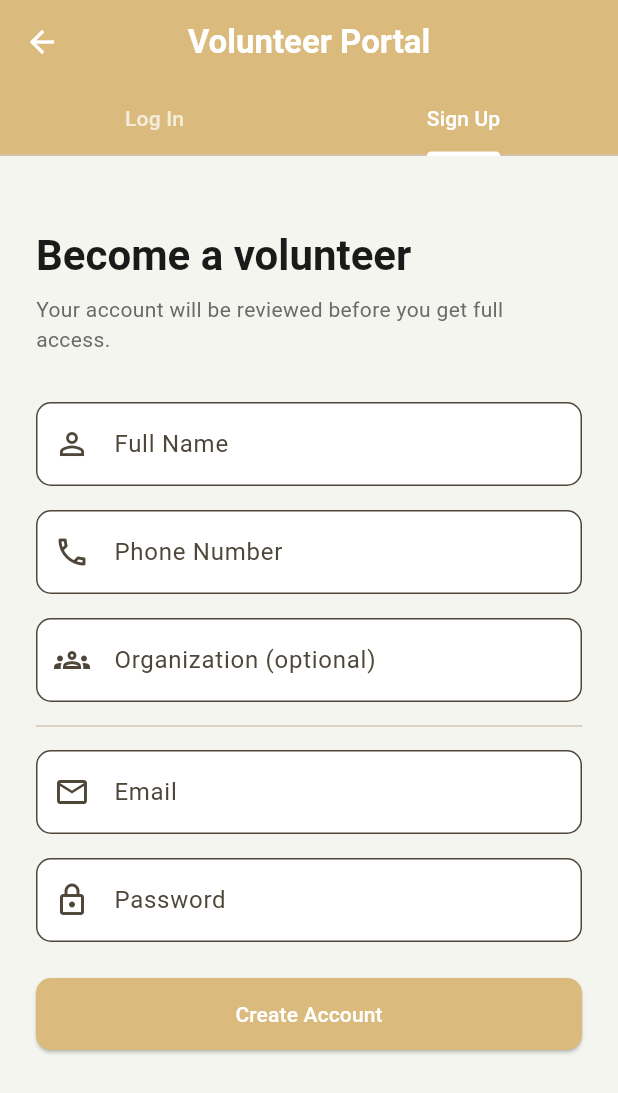
After one commit to p-anika/congressional-app, a Flutter app: the VolunteerAuthScreen screen opened directly, tab 2 chosen, on a phone screen of 412 x 824 dp. The commit adds this screen. Shown: the top 1093 px of the screen. Run offline on Flutter 3.47's test engine with Material 3 defaults, Android fonts, the phone set to English and light mode, and no system bars; our stand-ins replace cloud_firestore, firebase_auth, firebase_core, flutter_map, geolocator, latlong2; accounts and stored records are empty.

Commit message:
Volunteer sign-in and sign-up functionality added

```diff
--- a/lib/main.dart
+++ b/lib/main.dart
@@ -5,6 +5,7 @@ import 'providers/auth_provider.dart';
 import 'providers/restaurant_provider.dart';
 import 'providers/food_listing_provider.dart';
 import 'providers/user_provider.dart';
+import 'providers/volunteer_provider.dart';
 import 'screens/splash_screen.dart';
 import 'theme.dart';
 import 'firebase_options.dart';
@@ -27,6 +28,7 @@ class FoodRescueApp extends StatelessWidget {
         ChangeNotifierProvider(create: (_) => RestaurantProvider()),
         ChangeNotifierProvider(create: (_) => FoodListingProvider()),
         ChangeNotifierProvider(create: (_) => UserProvider()),
+        ChangeNotifierProvider(create: (_) => VolunteerProvider()),
       ],
       child: MaterialApp(
         title: 'FoodRescue',
--- /dev/null
+++ b/lib/models/volunteer.dart
@@ -0,0 +1,42 @@
+import 'package:cloud_firestore/cloud_firestore.dart';
+
+class Volunteer {
+  final String id;
+  final String name;
+  final String email;
+  final String phone;
+  final String organization; // may be empty
+  final bool isApproved;     // admin-reviewed, like Restaurant.isVerified
+
+  Volunteer({
+    required this.id,
+    required this.name,
+    required this.email,
+    required this.phone,
+    required this.organization,
+    required this.isApproved,
+  });
+
+  factory Volunteer.fromFirestore(DocumentSnapshot doc) {
+    final data = doc.data() as Map<String, dynamic>;
+    return Volunteer(
+      id: doc.id,
+      name: data['name'] ?? '',
+      email: data['email'] ?? '',
+      phone: data['phone'] ?? '',
+      organization: data['organization'] ?? '',
+      isApproved: data['isApproved'] ?? false,
+    );
+  }
+
+  Map<String, dynamic> toMap() {
+    return {
+      'name': name,
+      'email': email,
+      'phone': phone,
+      'organization': organization,
+      'isApproved': isApproved,
+      'ownerId': id, // set to uid when creating, see below
+    };
+  }
+}
--- a/lib/providers/auth_provider.dart
+++ b/lib/providers/auth_provider.dart
@@ -3,6 +3,7 @@ import 'package:flutter/material.dart';
 import 'package:firebase_auth/firebase_auth.dart';
 import '../models/app_user.dart';
 import '../models/restaurant.dart';
+import '../models/volunteer.dart';
 import '../services/firebase_service.dart';
 
 class AuthProvider extends ChangeNotifier {
@@ -140,6 +141,38 @@ class AuthProvider extends ChangeNotifier {
     ));
   }
 
+  Future<void> signInVolunteer(String email, String password) async {
+    await FirebaseService.signIn(email, password);
+  }
+
+  Future<void> signUpVolunteer({
+    required String email,
+    required String password,
+    required String name,
+    required String phone,
+    String organization = '',
+  }) async {
+    final cred = await FirebaseService.signUp(email, password);
+    final uid = cred.user!.uid;
+
+    await FirebaseService.createUserDoc(AppUser(
+      id: uid,
+      email: email,
+      role: 'volunteer',
+      allergies: [],
+      phone: phone,
+    ));
+
+    await FirebaseService.createVolunteerDoc(Volunteer(
+      id: uid,
+      name: name,
+      email: email,
+      phone: phone,
+      organization: organization,
+      isApproved: false, // reviewed by you later, like restaurant isVerified
+    ));
+  }
+
   Future<void> signOut() async {
     await FirebaseService.signOut();
   }
--- a/lib/screens/splash_screen.dart
+++ b/lib/screens/splash_screen.dart
@@ -5,6 +5,7 @@ import '../theme.dart';
 import 'role_select_screen.dart';
 import 'restaurant/restaurant_home_screen.dart';
 import 'user/user_home_screen.dart';
+import 'volunteer/volunteer_home_screen.dart';
 
 class SplashScreen extends StatefulWidget {
   const SplashScreen({super.key});
@@ -57,6 +58,7 @@ class _SplashScreenState extends State<SplashScreen> {
             final role = roleSnap.data;
             if (role == 'restaurant') return const RestaurantHomeScreen();
             if (role == 'user') return const UserHomeScreen();
+            if (role == 'volunteer') return const VolunteerHomeScreen();
             return const RoleSelectScreen();
           },
         );
--- /dev/null
+++ b/lib/screens/volunteer/volunteer_auth_screen.dart
@@ -0,0 +1,209 @@
+import 'package:flutter/material.dart';
+import 'package:provider/provider.dart';
+import '../../providers/auth_provider.dart';
+import '../../theme.dart';
+import 'volunteer_home_screen.dart';
+
+class VolunteerAuthScreen extends StatefulWidget {
+  const VolunteerAuthScreen({super.key});
+
+  @override
+  State<VolunteerAuthScreen> createState() => _VolunteerAuthScreenState();
+}
+
+class _VolunteerAuthScreenState extends State<VolunteerAuthScreen>
+    with SingleTickerProviderStateMixin {
+  late TabController _tabs;
+  bool _loading = false;
+  String? _error;
+
+  final _loginEmail = TextEditingController();
+  final _loginPassword = TextEditingController();
+
+  final _signupEmail = TextEditingController();
+  final _signupPassword = TextEditingController();
+  final _name = TextEditingController();
+  final _phone = TextEditingController();
+  final _organization = TextEditingController();
+
+  @override
+  void initState() {
+    super.initState();
+    _tabs = TabController(length: 2, vsync: this);
+  }
+
+  @override
+  void dispose() {
+    _tabs.dispose();
+    _loginEmail.dispose();
+    _loginPassword.dispose();
+    _signupEmail.dispose();
+    _signupPassword.dispose();
+    _name.dispose();
+    _phone.dispose();
+    _organization.dispose();
+    super.dispose();
+  }
+
+  Future<void> _login() async {
+    setState(() { _loading = true; _error = null; });
+    try {
+      await context
+          .read<AuthProvider>()
+          .signInVolunteer(_loginEmail.text.trim(), _loginPassword.text);
+      if (mounted) {
+        Navigator.of(context).pushAndRemoveUntil(
+          MaterialPageRoute(builder: (_) => const VolunteerHomeScreen()),
+          (_) => false,
+        );
+      }
+    } catch (e) {
+      if (mounted) setState(() => _error = e.toString());
+    } finally {
+      if (mounted) setState(() => _loading = false);
+    }
+  }
+
+  Future<void> _signup() async {
+    setState(() { _loading = true; _error = null; });
+    try {
+      await context.read<AuthProvider>().signUpVolunteer(
+            email: _signupEmail.text.trim(),
+            password: _signupPassword.text,
+            name: _name.text.trim(),
+            phone: _phone.text.trim(),
+            organization: _organization.text.trim(),
+          );
+      if (mounted) {
+        Navigator.of(context).pushAndRemoveUntil(
+          MaterialPageRoute(builder: (_) => const VolunteerHomeScreen()),
+          (_) => false,
+        );
+      }
+    } catch (e) {
+      if (mounted) setState(() => _error = e.toString());
+    } finally {
+      if (mounted) setState(() => _loading = false);
+    }
+  }
+
+  @override
+  Widget build(BuildContext context) {
+    return Theme(
+      data: buildVolunteerTheme(),
+      child: Scaffold(
+        appBar: AppBar(
+          title: const Text('Volunteer Portal'),
+          bottom: TabBar(
+            controller: _tabs,
+            labelColor: Colors.white,
+            unselectedLabelColor: Colors.white70,
+            indicatorColor: Colors.white,
+            tabs: const [Tab(text: 'Log In'), Tab(text: 'Sign Up')],
+          ),
+        ),
+        body: TabBarView(controller: _tabs, children: [
+          _buildLoginTab(),
+          _buildSignupTab(),
+        ]),
+      ),
+    );
+  }
+
+  Widget _buildLoginTab() {
+    return SingleChildScrollView(
+      padding: const EdgeInsets.all(24),
+      child: Column(
+        crossAxisAlignment: CrossAxisAlignment.start,
+        children: [
+          const SizedBox(height: 24),
+          Text('Welcome back', style: Theme.of(context).textTheme.headlineMedium),
+          const SizedBox(height: 8),
+          const Text('Sign in to see delivery requests',
+              style: TextStyle(color: AppColors.textSecondary)),
+          const SizedBox(height: 32),
+          TextField(
+            controller: _loginEmail,
+            decoration: const InputDecoration(
+                labelText: 'Email', prefixIcon: Icon(Icons.email_outlined)),
+            keyboardType: TextInputType.emailAddress,
+          ),
+          const SizedBox(height: 16),
+          TextField(
+            controller: _loginPassword,
+            decoration: const InputDecoration(
+                labelText: 'Password', prefixIcon: Icon(Icons.lock_outlined)),
+            obscureText: true,
+          ),
+          if (_error != null) ...[
+            const SizedBox(height: 12),
+            Text(_error!, style: const TextStyle(color: Colors.red)),
+          ],
+          const SizedBox(height: 24),
+          _loading
+              ? const Center(child: CircularProgressIndicator())
+              : ElevatedButton(onPressed: _login, child: const Text('Log In')),
+        ],
+      ),
+    );
+  }
+
+  Widget _buildSignupTab() {
+    return SingleChildScrollView(
+      padding: const EdgeInsets.all(24),
+      child: Column(
+        crossAxisAlignment: CrossAxisAlignment.start,
+        children: [
+          const SizedBox(height: 24),
+          Text('Become a volunteer', style: Theme.of(context).textTheme.headlineMedium),
+          const SizedBox(height: 8),
+          const Text('Your account will be reviewed before you get full access.',
+              style: TextStyle(color: AppColors.textSecondary)),
+          const SizedBox(height: 32),
+          TextField(
+            controller: _name,
+            decoration: const InputDecoration(
+                labelText: 'Full Name', prefixIcon: Icon(Icons.person_outline)),
+          ),
+          const SizedBox(height: 16),
+          TextField(
+            controller: _phone,
+            decoration: const InputDecoration(
+                labelText: 'Phone Number', prefixIcon: Icon(Icons.phone_outlined)),
+            keyboardType: TextInputType.phone,
+          ),
+          const SizedBox(height: 16),
+          TextField(
+            controller: _organization,
+            decoration: const InputDecoration(
+                labelText: 'Organization (optional)',
+                prefixIcon: Icon(Icons.groups_outlined)),
+          ),
+          const Divider(height: 32),
+          TextField(
+            controller: _signupEmail,
+            decoration: const InputDecoration(
+                labelText: 'Email', prefixIcon: Icon(Icons.email_outlined)),
+            keyboardType: TextInputType.emailAddress,
+          ),
+          const SizedBox(height: 16),
+          TextField(
+            controller: _signupPassword,
+            decoration: const InputDecoration(
+                labelText: 'Password', prefixIcon: Icon(Icons.lock_outlined)),
+            obscureText: true,
+          ),
+          if (_error != null) ...[
+            const SizedBox(height: 12),
+            Text(_error!, style: const TextStyle(color: Colors.red)),
+          ],
+          const SizedBox(height: 24),
+          _loading
+              ? const Center(child: CircularProgressIndicator())
+              : ElevatedButton(
+                  onPressed: _signup, child: const Text('Create Account')),
+        ],
+      ),
+    );
+  }
+}
--- a/lib/services/firebase_service.dart
+++ b/lib/services/firebase_service.dart
@@ -3,6 +3,7 @@ import 'package:firebase_auth/firebase_auth.dart';
 import '../models/restaurant.dart';
 import '../models/food_listing.dart';
 import '../models/app_user.dart';
+import '../models/volunteer.dart';
 
 class FirebaseService {
   static final FirebaseFirestore _db = FirebaseFirestore.instance;
@@ -86,6 +87,29 @@ class FirebaseService {
         .map((snap) => snap.exists ? Restaurant.fromFirestore(snap) : null);
   }
 
+  // ── Volunteers ────────────────────────────────────────────────────────────
+
+  static Future<void> createVolunteerDoc(Volunteer v) {
+    return _db.collection('volunteers').doc(v.id).set(v.toMap());
+  }
+
+  static Future<Volunteer?> getVolunteerDocOnce(String uid) async {
+    final snap = await _db.collection('volunteers').doc(uid).get();
+    return snap.exists ? Volunteer.fromFirestore(snap) : null;
+  }
+
+  static Stream<Volunteer?> volunteerStream(String uid) {
+    return _db
+        .collection('volunteers')
+        .doc(uid)
+        .snapshots()
+        .map((snap) => snap.exists ? Volunteer.fromFirestore(snap) : null);
+  }
+
+  static Future<void> updateVolunteerDoc(String uid, Map<String, dynamic> data) {
+    return _db.collection('volunteers').doc(uid).update(data);
+  }
+
   // ── Food Listings ─────────────────────────────────────────────────────────
 
   static Future<void> addFoodListing(FoodListing listing) {
--- a/lib/theme.dart
+++ b/lib/theme.dart
@@ -3,6 +3,7 @@ import 'package:flutter/material.dart';
 class AppColors {
   static const Color restaurantPrimary = Color.fromARGB(255, 58, 125, 104);
   static const Color userPrimary = Color.fromARGB(255, 131, 170, 187);
+  static const Color volunteerPrimary = Color.fromARGB(255, 218, 187, 125); // pick your own
 
   static const Color primary = restaurantPrimary;
   static const Color primaryDark = Color.fromARGB(255, 58, 125, 104);
@@ -160,3 +161,74 @@ ThemeData buildUserTheme() {
     ),
   );
 }
+
+ThemeData buildVolunteerTheme() {
+  const color = AppColors.volunteerPrimary;
+  return ThemeData(
+    useMaterial3: true,
+    colorScheme: ColorScheme.fromSeed(
+      seedColor: color,
+      primary: color,
+      secondary: AppColors.accent,
+      surface: AppColors.surface,
+    ),
+    scaffoldBackgroundColor: AppColors.background,
+    appBarTheme: const AppBarTheme(
+      backgroundColor: color,
+      foregroundColor: Colors.white,
+      elevation: 0,
+      centerTitle: true,
+    ),
+    cardTheme: CardThemeData(
+      color: AppColors.surface,
+      elevation: 2,
+      shape: RoundedRectangleBorder(
+        borderRadius: BorderRadius.circular(12),
+        side: const BorderSide(color: AppColors.cardBorder, width: 0.5),
+      ),
+    ),
+    floatingActionButtonTheme: const FloatingActionButtonThemeData(
+      backgroundColor: color,
+      foregroundColor: Colors.white,
+    ),
+    elevatedButtonTheme: ElevatedButtonThemeData(
+      style: ElevatedButton.styleFrom(
+        backgroundColor: color,
+        foregroundColor: Colors.white,
+        minimumSize: const Size(double.infinity, 48),
+        shape: RoundedRectangleBorder(borderRadius: BorderRadius.circular(10)),
+      ),
+    ),
+    outlinedButtonTheme: OutlinedButtonThemeData(
+      style: OutlinedButton.styleFrom(
+        foregroundColor: color,
+        side: const BorderSide(color: color),
+        minimumSize: const Size(double.infinity, 48),
+        shape: RoundedRectangleBorder(borderRadius: BorderRadius.circular(10)),
+      ),
+    ),
+    inputDecorationTheme: InputDecorationTheme(
+      border: OutlineInputBorder(borderRadius: BorderRadius.circular(10)),
+      focusedBorder: OutlineInputBorder(
+        borderRadius: BorderRadius.circular(10),
+        borderSide: const BorderSide(color: color, width: 2),
+      ),
+      filled: true,
+      fillColor: Colors.white,
+    ),
+    chipTheme: ChipThemeData(
+      shape: RoundedRectangleBorder(borderRadius: BorderRadius.circular(20)),
+    ),
+    textTheme: const TextTheme(
+      headlineMedium: TextStyle(
+        color: AppColors.textPrimary,
+        fontWeight: FontWeight.bold,
+      ),
+      titleLarge: TextStyle(
+        color: AppColors.textPrimary,
+        fontWeight: FontWeight.w600,
+      ),
+      bodyMedium: TextStyle(color: AppColors.textSecondary),
+    ),
+  );
+}
```
Also changed, not shown: lib/providers/volunteer_provider.dart (added, +30 -0 lines), lib/screens/role_select_screen.dart (+13 -0 lines), lib/screens/volunteer/volunteer_home_screen.dart (added, +71 -0 lines), 1 other file.
